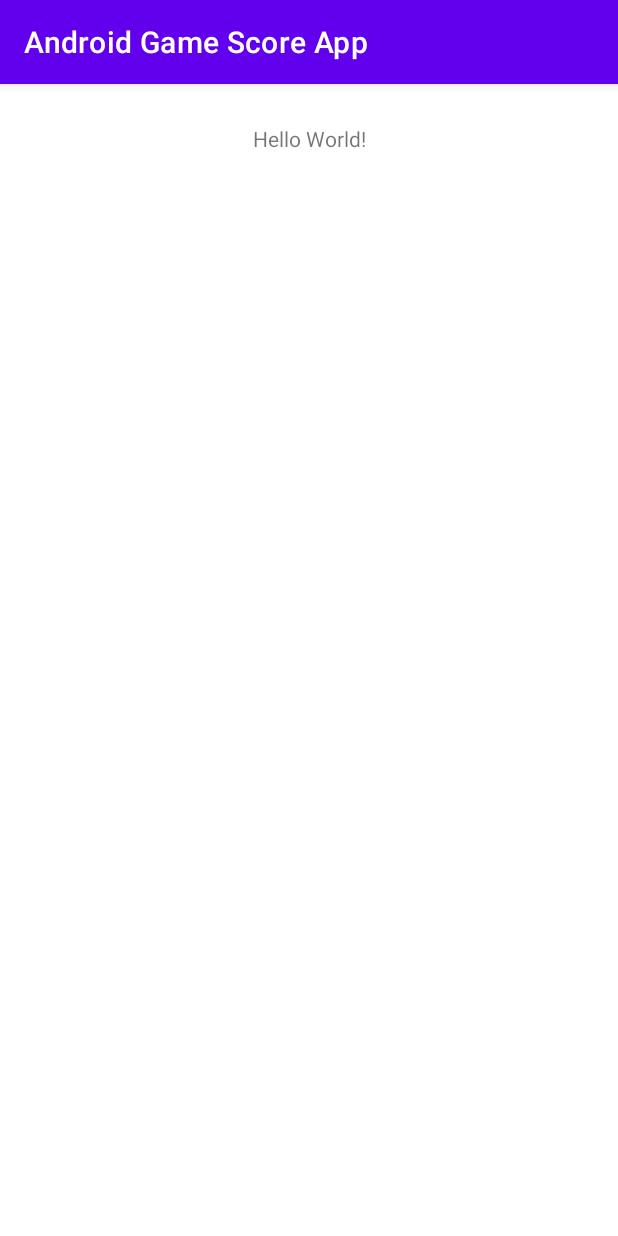
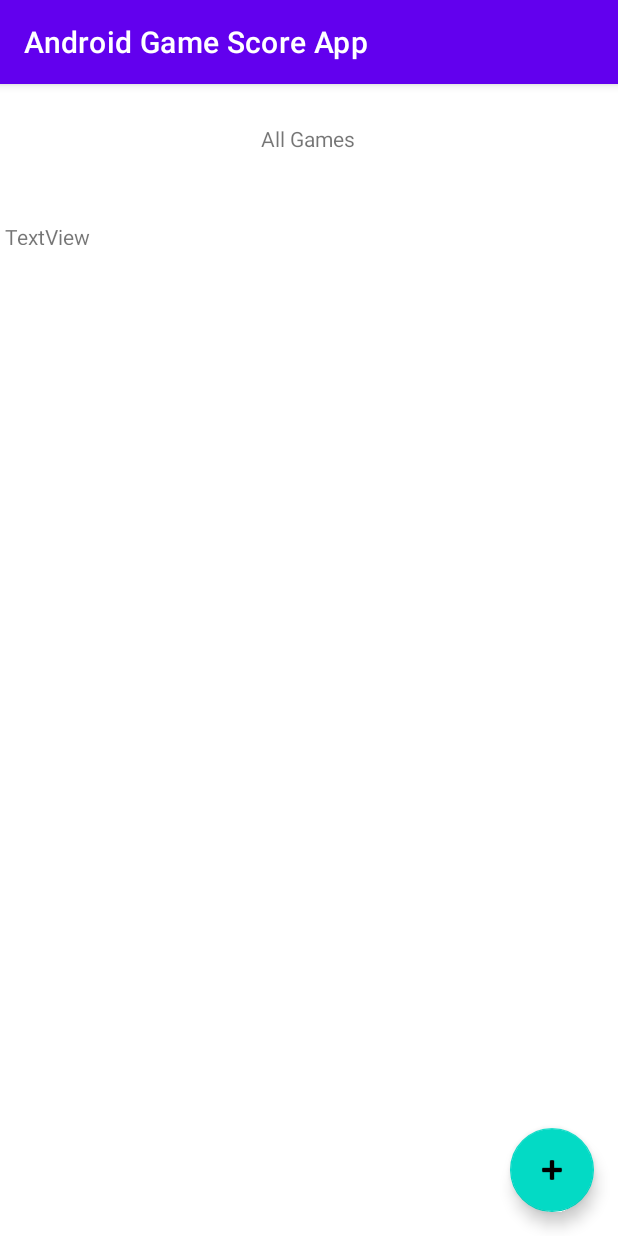
Before and after one commit to harjap60/CustomGameScoreCalculator, an Android app: the screen it shows after launch (MainActivity), on a phone screen of 412 x 824 dp. Run offline under Robolectric (Android 15) with nearby library versions, the phone set to English and light mode, and no system bars.

Commit message:
Starting off

```diff
--- a/app/src/main/AndroidManifest.xml
+++ b/app/src/main/AndroidManifest.xml
@@ -10,6 +10,9 @@
         android:supportsRtl="true"
         android:theme="@style/Theme.AndroidGameScoreApp">
         <activity
+            android:name=".CreateGame"
+            android:exported="true" />
+        <activity
             android:name=".MainActivity"
             android:exported="true">
             <intent-filter>
--- /dev/null
+++ b/app/src/main/java/ca/cmpt276/androidgamescoreapp/GameManager.java
@@ -0,0 +1,39 @@
+package ca.cmpt276.androidgamescoreapp;
+
+import java.util.LinkedList;
+
+public class GameManager {
+    private LinkedList<Game> games;
+    private int numberOfGames;
+
+    public GameManager(){
+        games = new LinkedList<>();
+        numberOfGames = 0;
+    }
+
+    //Create and add new Game and add it to the "games" linked list
+    public void addNewGame(Game newGame){
+        games.add(numberOfGames, newGame);
+        ++numberOfGames;
+    }
+    //Returns the Game from the linked list based off index
+
+    public Game getGame(int index){
+        return games.get(index);
+    }
+    //Removes a Game from the linked list based off index
+
+    public void removeGame(int index){
+        games.remove(index - 1);
+        --numberOfGames;
+    }
+    //Returns number of created games
+
+    public int getNumberOfGames() {
+        return numberOfGames;
+    }
+
+    public LinkedList<Game> getGames() {
+        return games;
+    }
+}
--- a/app/src/main/java/ca/cmpt276/androidgamescoreapp/MainActivity.java
+++ b/app/src/main/java/ca/cmpt276/androidgamescoreapp/MainActivity.java
@@ -3,12 +3,32 @@ package ca.cmpt276.androidgamescoreapp;
 import androidx.appcompat.app.AppCompatActivity;
 
 import android.os.Bundle;
+import android.view.View;
+import android.widget.TextView;
+
+import com.google.android.material.floatingactionbutton.FloatingActionButton;
 
 public class MainActivity extends AppCompatActivity {
+    private int count = 0;
+    GameManager mainManager;
 
     @Override
     protected void onCreate(Bundle savedInstanceState) {
         super.onCreate(savedInstanceState);
         setContentView(R.layout.activity_main);
+
+        mainManager = new GameManager();
+
+        FloatingActionButton newBtn = (FloatingActionButton) findViewById(R.id.floatingActionButton2);
+        newBtn.setOnClickListener(new View.OnClickListener() {
+            @Override
+            public void onClick(View view) {
+                TextView textView = (TextView) findViewById(R.id.textView);
+                textView.setText("" + count);
+                ++count;
+            }
+        });
+
     }
+
 }
--- a/app/src/main/res/layout/activity_main.xml
+++ b/app/src/main/res/layout/activity_main.xml
@@ -7,13 +7,39 @@
     tools:context=".MainActivity">
 
     <TextView
-        android:layout_width="wrap_content"
-        android:layout_height="wrap_content"
-        android:text="Hello World!"
+        android:id="@+id/textView2"
+        android:layout_width="64dp"
+        android:layout_height="26dp"
+        android:text="All Games"
         app:layout_constraintBottom_toBottomOf="parent"
         app:layout_constraintLeft_toLeftOf="parent"
         app:layout_constraintRight_toRightOf="parent"
         app:layout_constraintTop_toTopOf="parent"
         app:layout_constraintVertical_bias="0.036" />
 
+    <TextView
+        android:id="@+id/textView"
+        android:layout_width="378dp"
+        android:layout_height="15dp"
+        android:layout_marginBottom="150dp"
+        android:text="TextView"
+        app:layout_constraintBottom_toBottomOf="parent"
+        app:layout_constraintEnd_toEndOf="parent"
+        app:layout_constraintHorizontal_bias="0.104"
+        app:layout_constraintStart_toStartOf="parent"
+        app:layout_constraintTop_toBottomOf="@+id/textView2"
+        app:layout_constraintVertical_bias="0.072" />
+
+    <com.google.android.material.floatingactionbutton.FloatingActionButton
+        android:id="@+id/floatingActionButton2"
+        android:layout_width="wrap_content"
+        android:layout_height="wrap_content"
+        android:layout_marginEnd="16dp"
+        android:layout_marginBottom="16dp"
+        android:clickable="true"
+        app:layout_constraintBottom_toBottomOf="parent"
+        app:layout_constraintEnd_toEndOf="parent"
+        app:srcCompat="@android:drawable/ic_input_add"
+        tools:ignore="SpeakableTextPresentCheck" />
+
 </androidx.constraintlayout.widget.ConstraintLayout>
```
Also changed, not shown: app/src/main/java/ca/cmpt276/androidgamescoreapp/CreateGame.java (added, +14 -0 lines), app/src/main/java/ca/cmpt276/androidgamescoreapp/Game.java (added, +71 -0 lines), app/src/main/java/ca/cmpt276/androidgamescoreapp/PlayerScore.java (added, +40 -0 lines), app/src/main/res/layout/activity_create_game.xml (added, +9 -0 lines).
